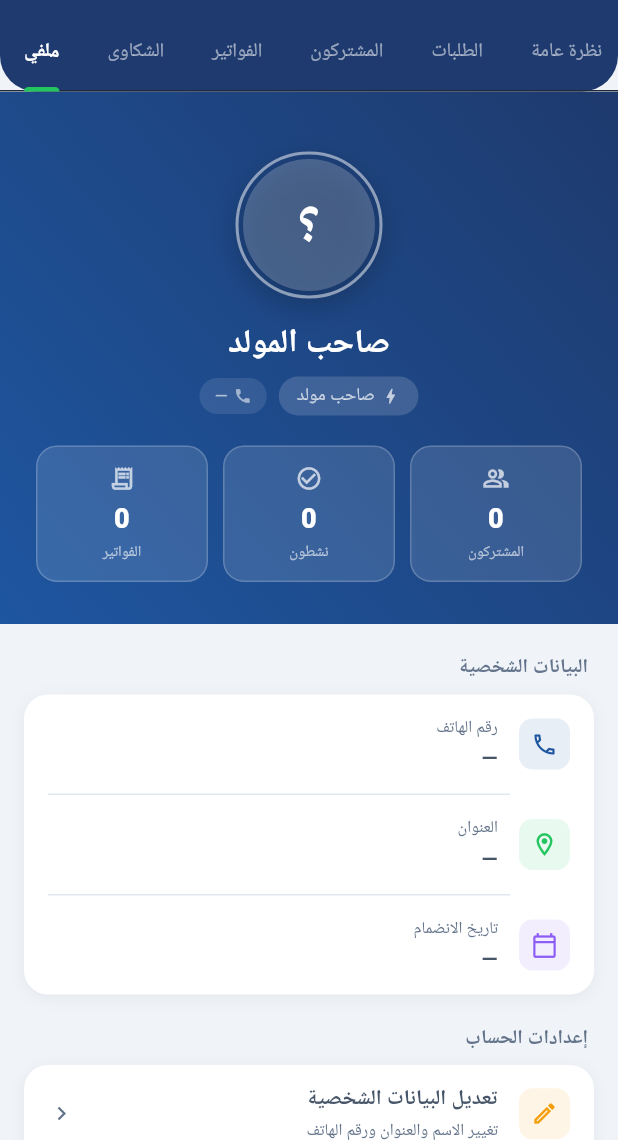
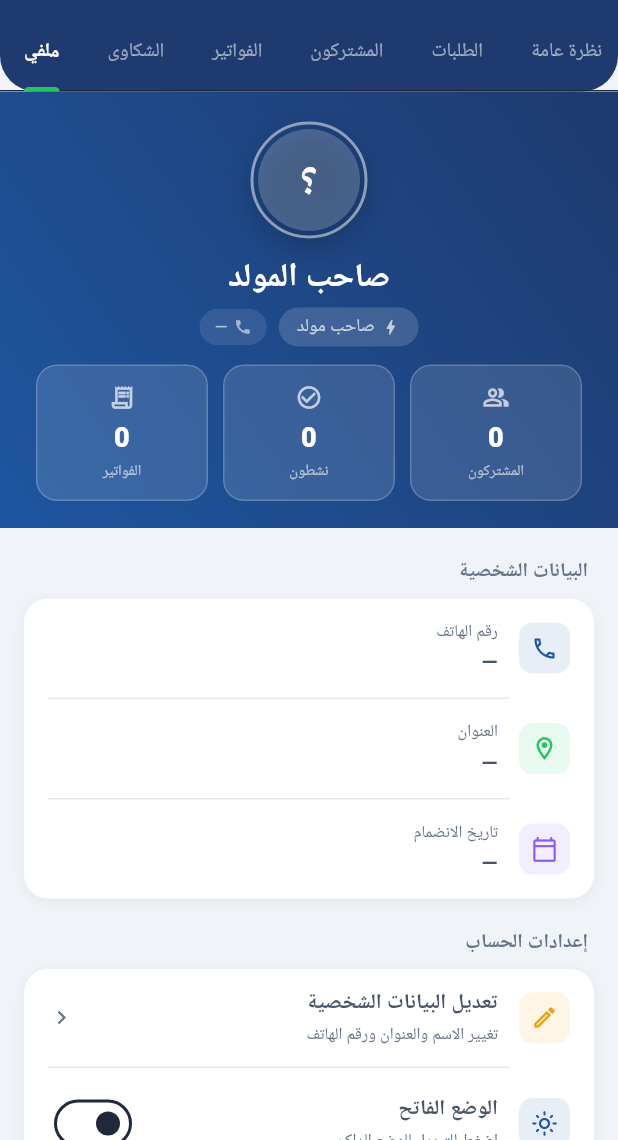
Before and after one commit to Mohmmed-AlShweikh/Power-House, a Flutter app: the AdminScreen screen opened by its route, tab 6 chosen, on a phone screen of 412 x 824 dp, the part 96-1236 px from its top. Run offline on Flutter 3.47's test engine with Material 3 defaults, Android fonts, the phone set to English and light mode, and no system bars; drawn by our look-alikes of flutter_animate; our stand-ins replace cloud_firestore, firebase_auth, firebase_core, flutter_local_notifications, flutter_riverpod, go_router and 2 more; accounts and stored records are empty; network calls fail.

Commit message:
Make the admin profile header smaller and more compact
Adjusted padding and avatar size in `admin_screen.dart` to reduce the visual space occupied by the header section, making the profile view more compact.

Replit-Commit-Author: Agent
Replit-Commit-Session-Id: 10bb220d-f51f-4f1e-b62d-f3fbb3f686c6
Replit-Commit-Checkpoint-Type: full_checkpoint
Replit-Commit-Event-Id: bd946dac-13bf-4253-bbc2-073313a6f8d7
Replit-Commit-Screenshot-Url: https://storage.googleapis.com/screenshot-production-us-central1/728698b7-8089-4acd-9c65-2df0f036a9c2/10bb220d-f51f-4f1e-b62d-f3fbb3f686c6/UuCaKmX
Replit-Helium-Checkpoint-Created: true

```diff
--- a/lib/views/screens/admin/admin_screen.dart
+++ b/lib/views/screens/admin/admin_screen.dart
@@ -2708,7 +2708,7 @@ class _AdminProfileTab extends ConsumerWidget {
               colors: [AppColors.primaryDark, AppColors.primary],
             ),
           ),
-          padding: const EdgeInsets.fromLTRB(24, 40, 24, 28),
+          padding: const EdgeInsets.fromLTRB(24, 20, 24, 18),
           child: Column(
             children: [
               // Avatar with glow ring
@@ -2725,22 +2725,22 @@ class _AdminProfileTab extends ConsumerWidget {
                   ],
                 ),
                 child: CircleAvatar(
-                  radius: 44,
+                  radius: 34,
                   backgroundColor: Colors.white.withOpacity(0.2),
                   child: Text(initials,
                       style: const TextStyle(
                           color: Colors.white,
-                          fontSize: 36,
+                          fontSize: 28,
                           fontWeight: FontWeight.w700)),
                 ),
               ).animate().scaleXY(begin: 0.85, end: 1, duration: 400.ms, curve: Curves.easeOutBack),
-              const SizedBox(height: 14),
+              const SizedBox(height: 10),
               Text(
                 profile?.name.isNotEmpty == true ? profile!.name : 'صاحب المولد',
                 style: const TextStyle(
                     color: Colors.white, fontSize: 22, fontWeight: FontWeight.w700),
               ).animate().fadeIn(delay: 100.ms),
-              const SizedBox(height: 6),
+              const SizedBox(height: 4),
               Row(
                 mainAxisSize: MainAxisSize.min,
                 children: [
@@ -2779,7 +2779,7 @@ class _AdminProfileTab extends ConsumerWidget {
                   ),
                 ],
               ).animate().fadeIn(delay: 150.ms),
-              const SizedBox(height: 20),
+              const SizedBox(height: 12),
 
               // ── Quick Stats ───────────────────────────────────────────────
               Row(
```
